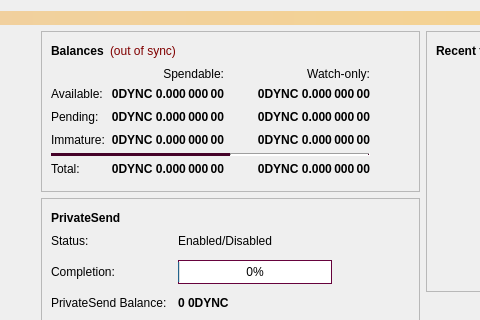
Before: the Qt Designer form src/qt/forms/overviewpage.ui in Zero-Dynamics/cash-core, drawn with Qt 5; both pictures show x 108 to 588 and y 0 to 320 of the 1062 by 563 pixel window.
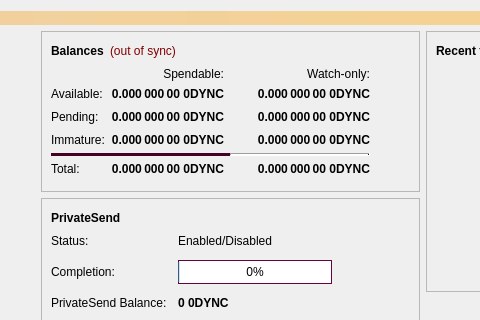
After: the same form once the commit is applied. Icons and pictures are not drawn.

```diff
--- a/src/qt/forms/overviewpage.ui
+++ b/src/qt/forms/overviewpage.ui
@@ -160,7 +160,7 @@
                  <string>Your current spendable balance</string>
                 </property>
                 <property name="text">
-                 <string notr="true">0DYNC 0.000 000 00</string>
+                 <string notr="true">0.000 000 00 0DYNC</string>
                 </property>
                 <property name="alignment">
                  <set>Qt::AlignRight|Qt::AlignTrailing|Qt::AlignVCenter</set>
@@ -185,7 +185,7 @@
                  <string>Your current balance in watch-only addresses</string>
                 </property>
                 <property name="text">
-                 <string notr="true">0DYNC 0.000 000 00</string>
+                 <string notr="true">0.000 000 00 0DYNC</string>
                 </property>
                 <property name="alignment">
                  <set>Qt::AlignRight|Qt::AlignTrailing|Qt::AlignVCenter</set>
@@ -217,7 +217,7 @@
                  <string>Total of transactions that have yet to be confirmed, and do not yet count toward the spendable balance</string>
                 </property>
                 <property name="text">
-                 <string notr="true">0DYNC 0.000 000 00</string>
+                 <string notr="true">0.000 000 00 0DYNC</string>
                 </property>
                  <property name="alignment">
                  <set>Qt::AlignRight|Qt::AlignTrailing|Qt::AlignVCenter</set>
@@ -242,7 +242,7 @@
                  <string>Unconfirmed transactions to watch-only addresses</string>
                 </property>
                 <property name="text">
-                 <string notr="true">0DYNC 0.000 000 00</string>
+                 <string notr="true">0.000 000 00 0DYNC</string>
                 </property>
                 <property name="alignment">
                  <set>Qt::AlignRight|Qt::AlignTrailing|Qt::AlignVCenter</set>
@@ -287,7 +287,7 @@
                  <string>Mined balance that has not yet matured</string>
                 </property>
                 <property name="text">
-                 <string notr="true">0DYNC 0.000 000 00</string>
+                 <string notr="true">0.000 000 00 0DYNC</string>
                 </property>
                 <property name="alignment">
                  <set>Qt::AlignRight|Qt::AlignTrailing|Qt::AlignVCenter</set>
@@ -312,7 +312,7 @@
                  <string>Mined balance in watch-only addresses that has not yet matured</string>
                 </property>
                 <property name="text">
-                 <string notr="true">0DYNC 0.000 000 00</string>
+                 <string notr="true">0.000 000 00 0DYNC</string>
                 </property>
                 <property name="alignment">
                  <set>Qt::AlignRight|Qt::AlignTrailing|Qt::AlignVCenter</set>
@@ -402,7 +402,7 @@
                  <string>Your current total balance</string>
                 </property>
                 <property name="text">
-                 <string notr="true">0DYNC 0.000 000 00</string>
+                 <string notr="true">0.000 000 00 0DYNC</string>
                 </property>
                 <property name="alignment">
                  <set>Qt::AlignRight|Qt::AlignTrailing|Qt::AlignVCenter</set>
@@ -427,7 +427,7 @@
                  <string>Current total balance in watch-only addresses</string>
                 </property>
                 <property name="text">
-                 <string notr="true">0DYNC 0.000 000 00</string>
+                 <string notr="true">0.000 000 00 0DYNC</string>
                 </property>
                 <property name="alignment">
                  <set>Qt::AlignRight|Qt::AlignTrailing|Qt::AlignVCenter</set>
```
